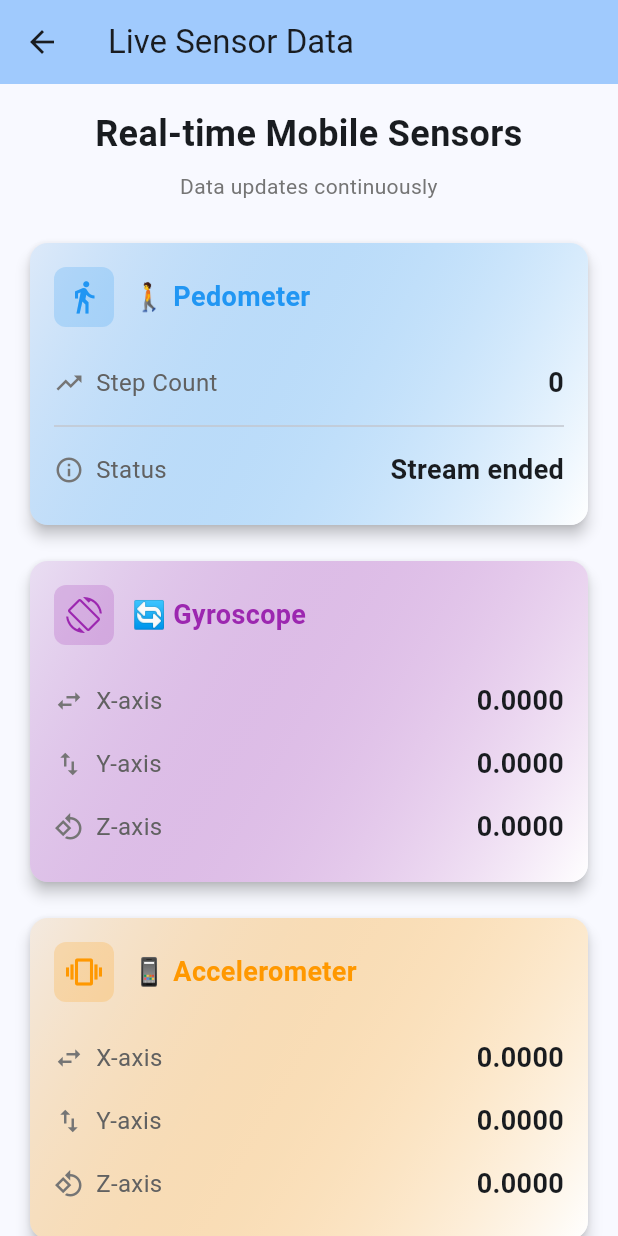
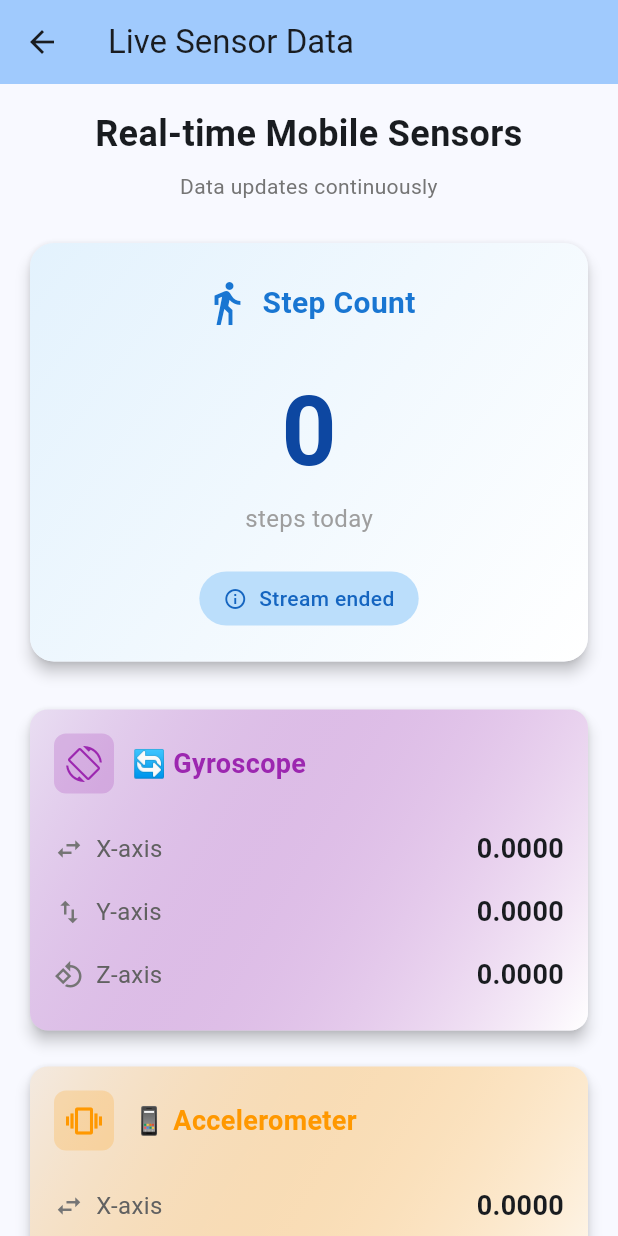
Before and after one commit to was-12/assesment, a Flutter app: the screen it shows after launch, after a tap on "View Sensors", on a phone screen of 412 x 824 dp. Run offline on Flutter 3.47's test engine with Material 3 defaults, Android fonts, the phone set to English and light mode, and no system bars; our stand-ins replace pedometer, permission_handler, sensors_plus; network calls fail.

Commit message:
final commit

```diff
--- a/lib/views/project_list_screen.dart
+++ b/lib/views/project_list_screen.dart
@@ -40,6 +40,7 @@ class _ProjectListScreenState extends State<ProjectListScreen> {
           }
 
           return ListView.builder(
+            padding: const EdgeInsets.only(bottom: 100, top: 8, left: 8, right: 8),
             itemCount: snapshot.data!.length,
             itemBuilder: (context, index) {
               return ProjectCard(project: snapshot.data![index]);
--- a/lib/views/sensor_screen.dart
+++ b/lib/views/sensor_screen.dart
@@ -180,19 +180,87 @@ class _SensorScreenState extends State<SensorScreen> {
 
             const SizedBox(height: 24),
 
-            // Pedometer Card
-            _buildSensorCard(
-              title: '🚶 Pedometer',
-              icon: Icons.directions_walk,
-              color: Colors.blue,
-              children: [
-                _buildDataRow('Step Count', _stepCount.toString(), Icons.trending_up),
-                const Divider(),
-                _buildDataRow('Status', _pedometerStatus, Icons.info_outline),
-              ],
+            // Enhanced Pedometer Card
+            Card(
+              elevation: 4,
+              shape: RoundedRectangleBorder(borderRadius: BorderRadius.circular(16)),
+              child: Container(
+                decoration: BoxDecoration(
+                  borderRadius: BorderRadius.circular(16),
+                  gradient: LinearGradient(
+                    begin: Alignment.topLeft,
+                    end: Alignment.bottomRight,
+                    colors: [
+                      Colors.blue.shade50,
+                      Colors.white,
+                    ],
+                  ),
+                ),
+                padding: const EdgeInsets.all(24.0),
+                child: Column(
+                  children: [
+                    Row(
+                      mainAxisAlignment: MainAxisAlignment.center,
+                      children: [
+                        Icon(Icons.directions_walk, size: 32, color: Colors.blue.shade700),
+                        const SizedBox(width: 8),
+                        Text(
+                          'Step Count',
+                          style: TextStyle(
+                            fontSize: 20,
+                            fontWeight: FontWeight.bold,
+                            color: Colors.blue.shade700,
+                          ),
+                        ),
+                      ],
+                    ),
+                    const SizedBox(height: 24),
+                    Text(
+                      _stepCount.toString(),
+                      style: TextStyle(
+                        fontSize: 64,
+                        fontWeight: FontWeight.bold,
+                        color: Colors.blue.shade900,
+                      ),
+                    ),
+                    const Text(
+                      'steps today',
+                      style: TextStyle(
+                        fontSize: 16,
+                        color: Colors.grey,
+                      ),
+                    ),
+                    const SizedBox(height: 24),
+                    Container(
+                      padding: const EdgeInsets.symmetric(horizontal: 16, vertical: 8),
+                      decoration: BoxDecoration(
+                        color: Colors.blue.shade100,
+                        borderRadius: BorderRadius.circular(20),
+                      ),
+                      child: Row(
+                        mainAxisSize: MainAxisSize.min,
+                        children: [
+                          Icon(Icons.info_outline, size: 16, color: Colors.blue.shade800),
+                          const SizedBox(width: 8),
+                          Flexible(
+                            child: Text(
+                              _pedometerStatus,
+                              style: TextStyle(
+                                color: Colors.blue.shade800,
+                                fontWeight: FontWeight.w500,
+                              ),
+                              textAlign: TextAlign.center,
+                            ),
+                          ),
+                        ],
+                      ),
+                    ),
+                  ],
+                ),
+              ),
             ),
 
-            const SizedBox(height: 16),
+            const SizedBox(height: 24),
 
             // Gyroscope Card
             _buildSensorCard(
@@ -218,50 +286,6 @@ class _SensorScreenState extends State<SensorScreen> {
                 _buildDataRow('Y-axis', _accelY.toStringAsFixed(4), Icons.swap_vert),
                 _buildDataRow('Z-axis', _accelZ.toStringAsFixed(4), Icons.rotate_90_degrees_ccw),
               ],
-            ),
-
-            const SizedBox(height: 24),
-
-            // Info Card
-            Container(
-              padding: const EdgeInsets.all(16),
-              decoration: BoxDecoration(
-                color: Colors.grey.shade100,
-                borderRadius: BorderRadius.circular(12),
-                border: Border.all(color: Colors.grey.shade300),
-              ),
-              child: Column(
-                crossAxisAlignment: CrossAxisAlignment.start,
-                children: [
-                  Row(
-                    children: [
-                      Icon(Icons.info, color: Colors.blue.shade700),
-                      const SizedBox(width: 8),
-                      Text(
-                        'Sensor Information',
-                        style: TextStyle(
-                          fontWeight: FontWeight.bold,
-                          color: Colors.blue.shade700,
-                        ),
-                      ),
-                    ],
-                  ),
-                  const SizedBox(height: 12),
-                  _buildInfoText('• Gyroscope measures rotation rate'),
-                  _buildInfoText('• Accelerometer measures device acceleration'),
-                  _buildInfoText('• Pedometer counts steps using motion sensors'),
-                  _buildInfoText('• All data updates in real-time'),
-                  const SizedBox(height: 8),
-                  Text(
-                    'Note: Sensors work best on physical mobile devices',
-                    style: TextStyle(
-                      fontSize: 12,
-                      fontStyle: FontStyle.italic,
-                      color: Colors.grey.shade600,
-                    ),
-                  ),
-                ],
-              ),
             ),
           ],
         ),
```
Also changed, not shown: 2 other files.
